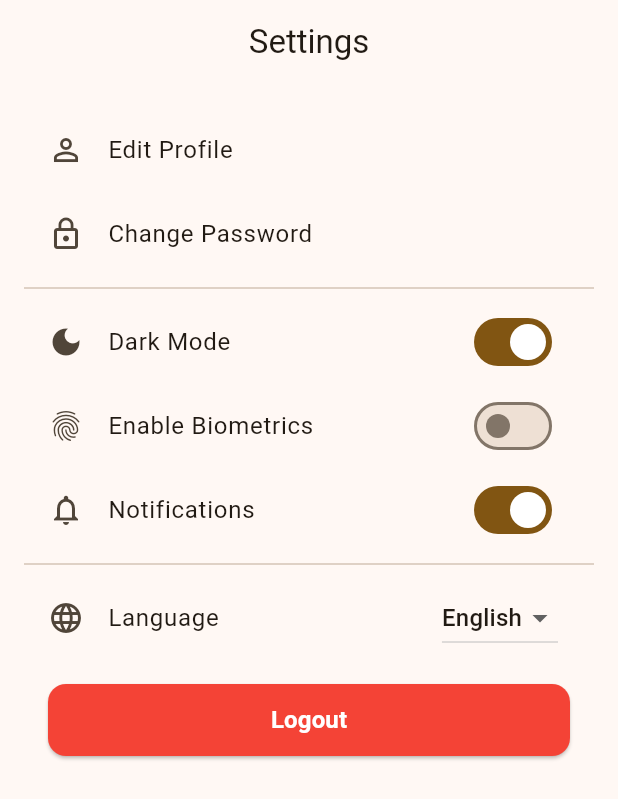
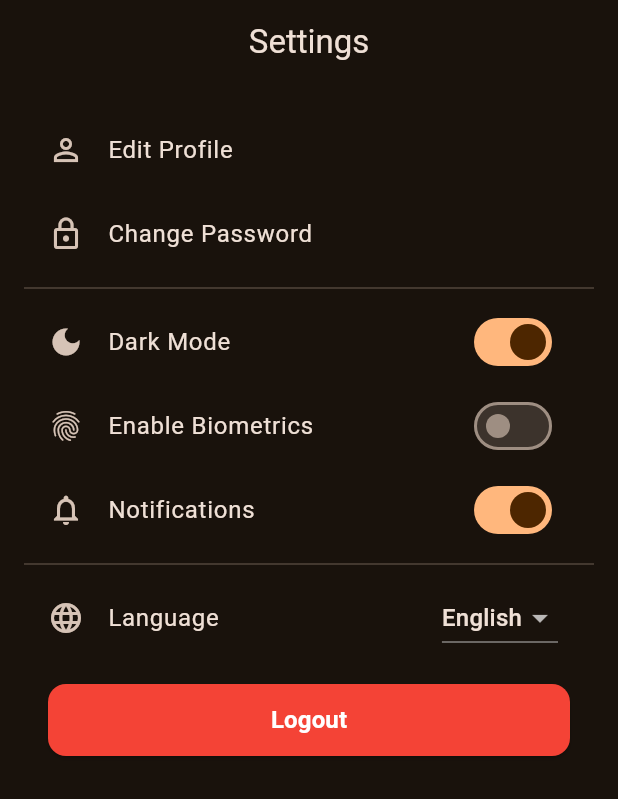
Before and after one commit to SL-NIC-Bridge/NATIVE, a Flutter app: the SettingsScreen screen opened by its route, after a tap on "Dark Mode", on a phone screen of 412 x 824 dp. Shown: the top 799 px of the screen. Run offline on Flutter 3.47's test engine with Material 3 defaults, Android fonts, the phone set to English and light mode, and no system bars; our stand-ins replace dio, flutter_riverpod, flutter_secure_storage, go_router, shared_preferences; accounts and stored records are empty.

Commit message:
feat(settings): implement dark mode toggle with theme provider integration

```diff
--- a/lib/src/features/settings/screens/settings_screen.dart
+++ b/lib/src/features/settings/screens/settings_screen.dart
@@ -2,6 +2,7 @@ import 'package:flutter/material.dart';
 import 'package:flutter_riverpod/flutter_riverpod.dart';
 import 'package:go_router/go_router.dart';
 import '../../../core/constants/app_routes.dart';
+import '../../../core/theme/theme_provider.dart';
 import '../providers/settings_provider.dart';
 import '../../../shared/widgets/custom_button.dart';
 import '../../../shared/widgets/loading_overlay.dart';
@@ -39,11 +40,20 @@ class SettingsScreen extends ConsumerWidget {
               onTap: () => context.go('${AppRoutes.settings}/change-password'),
             ),
             const Divider(),
-            SwitchListTile(
-              title: const Text('Dark Mode'),
-              secondary: const Icon(Icons.dark_mode),
-              value: settings.darkMode,
-              onChanged: (value) => ref.read(settingsProvider.notifier).toggleDarkMode(),
+            Builder(
+              builder: (context) {
+                final themeMode = ref.watch(themeModeProvider);
+                return SwitchListTile(
+                  title: const Text('Dark Mode'),
+                  secondary: const Icon(Icons.dark_mode),
+                  value: themeMode == ThemeMode.dark,
+                  onChanged: (value) {
+                    ref.read(themeModeProvider.notifier).setThemeMode(
+                      value ? ThemeMode.dark : ThemeMode.light,
+                    );
+                  },
+                );
+              },
             ),
             SwitchListTile(
               title: const Text('Enable Biometrics'),
```
Also changed, not shown: lib/src/core/services/mock_api_service.dart (+6 -4 lines).
